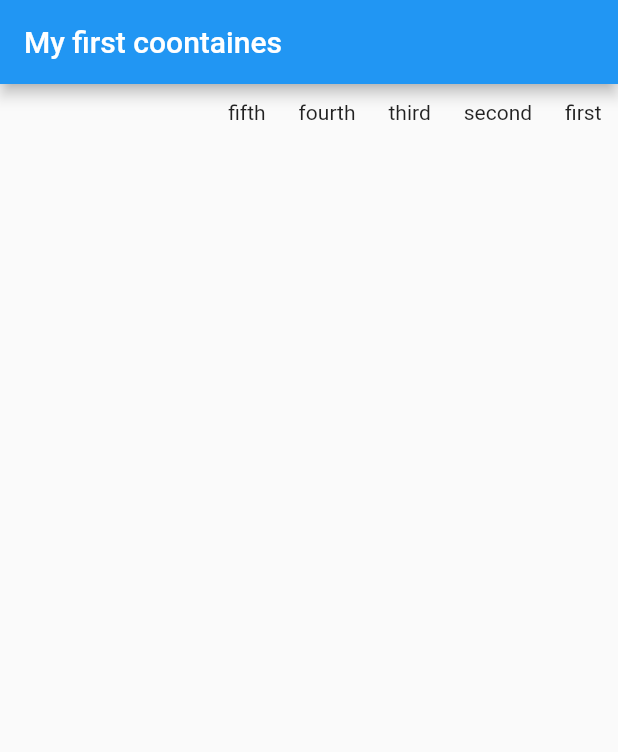
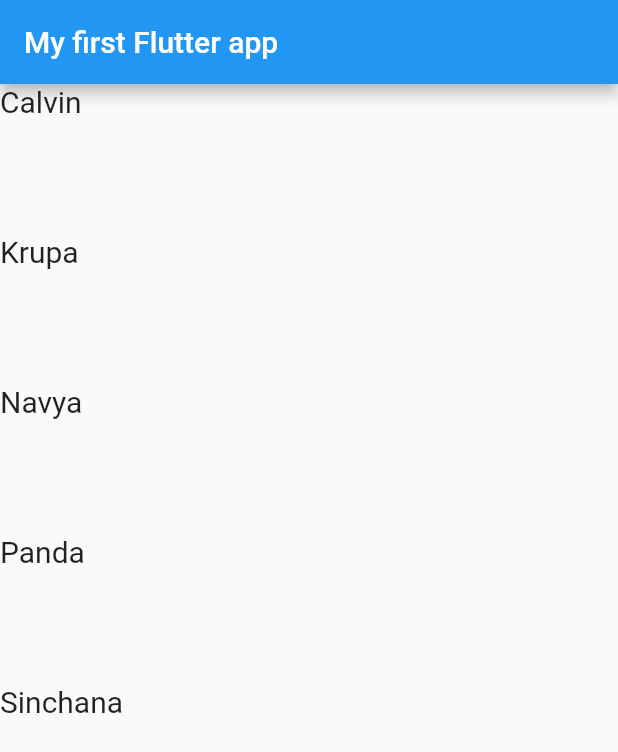
Before and after one commit to Spider-Calvin/MyFirst-Flutter-App, a Flutter app: the screen it shows after launch, on a phone screen of 412 x 824 dp. Shown: the top 752 px of the screen. Run offline on Flutter 3.47's test engine with Material 2 defaults, Android fonts, the phone set to English and light mode, and no system bars.

Commit message:
ListView builder like maps in react in flutter

```diff
--- a/lib/main.dart
+++ b/lib/main.dart
@@ -31,37 +31,18 @@ class MyHomePage extends StatefulWidget {
 
 class _MyHomePageState extends State<MyHomePage> {
 
+  var arrNames = ['Calvin', 'Krupa', 'Navya', 'Panda', 'Sinchana'];
   @override
   Widget build(BuildContext context) {
     return Scaffold(
       appBar: AppBar(
-        title: Text("My first coontaines"),
+        title: const Text("My first Flutter app"),
       ),
-      body: ListView(
-            scrollDirection: Axis.horizontal,
-            reverse: true,
-            children:const [
-              Padding(
-                  padding:EdgeInsets.all(11),
-                   child:Text('first')
-              ),
-              Padding(
-                  padding:EdgeInsets.all(11),
-                  child:Text('second')
-              ),
-              Padding(
-                  padding:EdgeInsets.all(11),
-                  child:Text('third')
-              ),
-              Padding(
-                  padding:EdgeInsets.all(11),
-                  child:Text('fourth')
-              ),
-              Padding(
-                  padding:EdgeInsets.all(11),
-                  child:Text('fifth')
-              )
-            ],
+      body: ListView.builder(itemBuilder:(context, index){
+        return( Text(arrNames[index], style: const TextStyle(fontSize: 20),));
+      },
+      itemCount:arrNames.length,
+        itemExtent: 100,
       )
     );
   }
```
